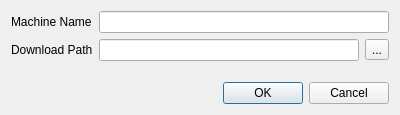
First picture: the form in LANDrop/settingsdialog.ui, repository LANDrop/LANDrop, before the edit.
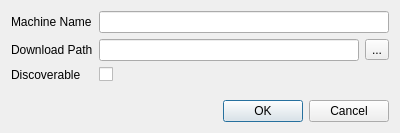
Second picture: the form after the edit.

Commit message: discovery: Add discoverable switch

The edit to the form file:
```diff
--- a/LANDrop/settingsdialog.ui
+++ b/LANDrop/settingsdialog.ui
@@ -7,7 +7,7 @@
     <x>0</x>
     <y>0</y>
     <width>400</width>
-    <height>115</height>
+    <height>133</height>
    </rect>
   </property>
   <property name="windowTitle">
@@ -51,6 +51,20 @@
        </item>
       </layout>
      </item>
+     <item row="2" column="0">
+      <widget class="QLabel" name="discoverableLabel">
+       <property name="text">
+        <string>Discoverable</string>
+       </property>
+      </widget>
+     </item>
+     <item row="2" column="1">
+      <widget class="QCheckBox" name="discoverableCheckBox">
+       <property name="text">
+        <string/>
+       </property>
+      </widget>
+     </item>
     </layout>
    </item>
    <item>
```
The commit also changes 6 other files.
